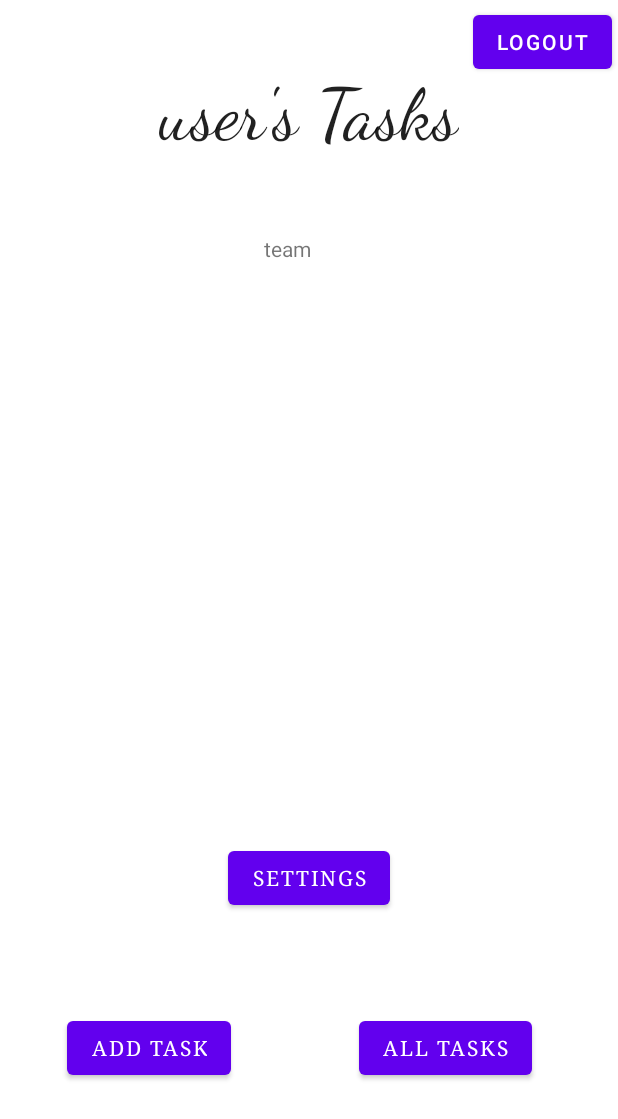
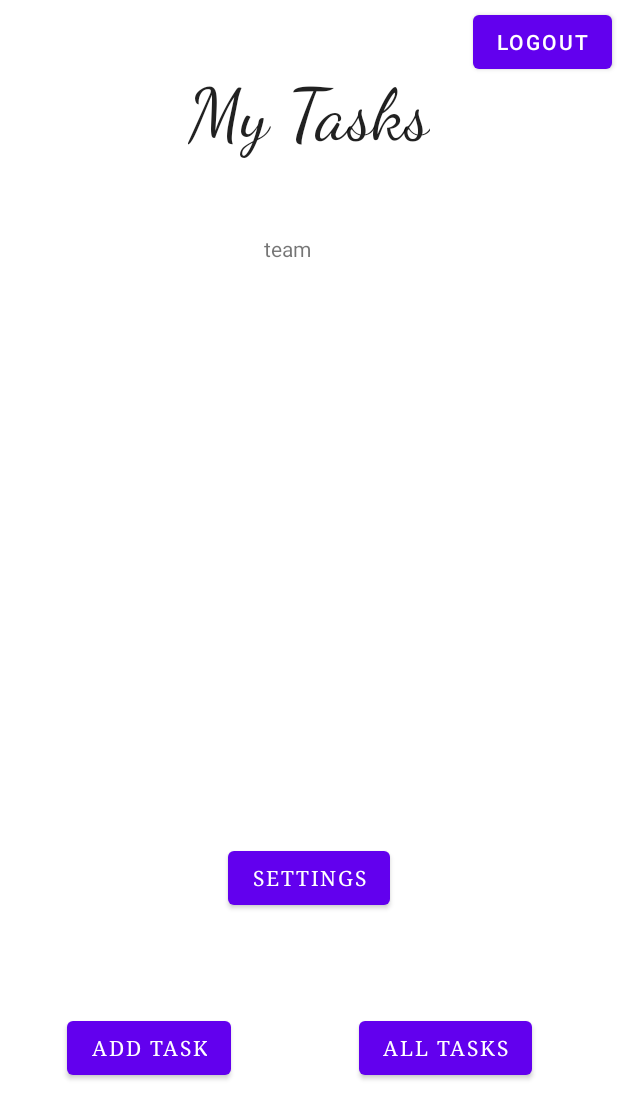
Before and after one commit to Mkhzoumi/taskmaster, an Android app: the screen it shows after launch (MainActivity), on a phone screen of 412 x 824 dp. Shown: the top 1119 px of the screen. Run offline under Robolectric (Android 15) with nearby library versions, the phone set to English and light mode, and no system bars; our stand-ins replace Room's generated code; libraries missing offline, so code that uses them is left out: com.amazonaws.mobile, com.amplifyframework.api, com.amplifyframework.auth, com.amplifyframework.core; 6 statements that could not run were skipped.

Commit message:
finished the lab

```diff
--- a/app/src/main/java/com/example/taskmaster/MainActivity.java
+++ b/app/src/main/java/com/example/taskmaster/MainActivity.java
@@ -19,12 +19,14 @@ import android.widget.Button;
 import android.widget.TextView;
 import android.widget.Toast;
 
+import com.amazonaws.mobile.client.AWSMobileClient;
 import com.amplifyframework.AmplifyException;
 import com.amplifyframework.api.aws.AWSApiPlugin;
 import com.amplifyframework.api.graphql.model.ModelMutation;
 import com.amplifyframework.api.graphql.model.ModelQuery;
 import com.amplifyframework.auth.AuthUserAttributeKey;
 import com.amplifyframework.auth.cognito.AWSCognitoAuthPlugin;
+import com.amplifyframework.auth.cognito.AWSCognitoAuthSession;
 import com.amplifyframework.auth.options.AuthSignUpOptions;
 import com.amplifyframework.core.Amplify;
 import com.amplifyframework.datastore.generated.model.TaskMaster;
@@ -32,6 +34,8 @@ import com.amplifyframework.datastore.generated.model.Team;
 
 import java.util.ArrayList;
 import java.util.List;
+
+import static com.amazonaws.mobile.client.internal.oauth2.OAuth2Client.TAG;
 
 public class MainActivity extends AppCompatActivity {
 
@@ -194,18 +198,22 @@ public class MainActivity extends AppCompatActivity {
 
 
 
-        String tasks = "'s Tasks";
+
         SharedPreferences sharedPreferences = PreferenceManager.getDefaultSharedPreferences(MainActivity.this);
-        String username = sharedPreferences.getString("username", "user");
+//        String username = sharedPreferences.getString("username", "user");
         String team = sharedPreferences.getString("team", "team");
 
 //        Amplify.Auth.fetchUserAttributes(
-//                attributes -> Log.i("AuthDemo", "User attributes = " + attributes.toString()),
+//
+//                attributes -> Log.i("AuthDemo", "User attributes = " +attributes.toString() ),
 //                error -> Log.e("AuthDemo", "Failed to fetch user attributes.", error)
 //        );
 
+
+
+
         TextView usernameField = findViewById(R.id.textView3);
-        usernameField.setText(username + tasks);
+        usernameField.setText(com.amazonaws.mobile.client.AWSMobileClient.getInstance().getUsername() + "'s Tasks");
 
         TextView teamName = findViewById(R.id.teamNameHome);
         teamName.setText(team);
```
